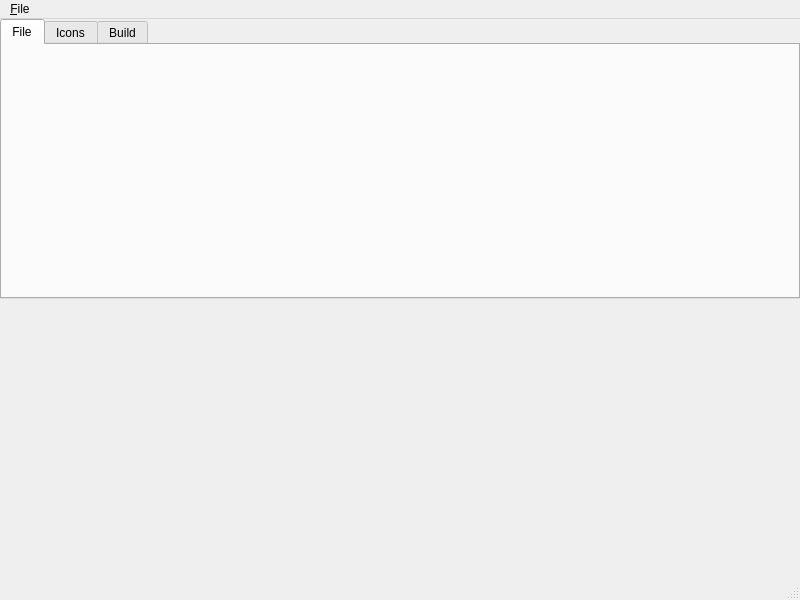
Above: src/MainWindow.ui from nedrysoft/dmgee before the change. Below: the same form after it.
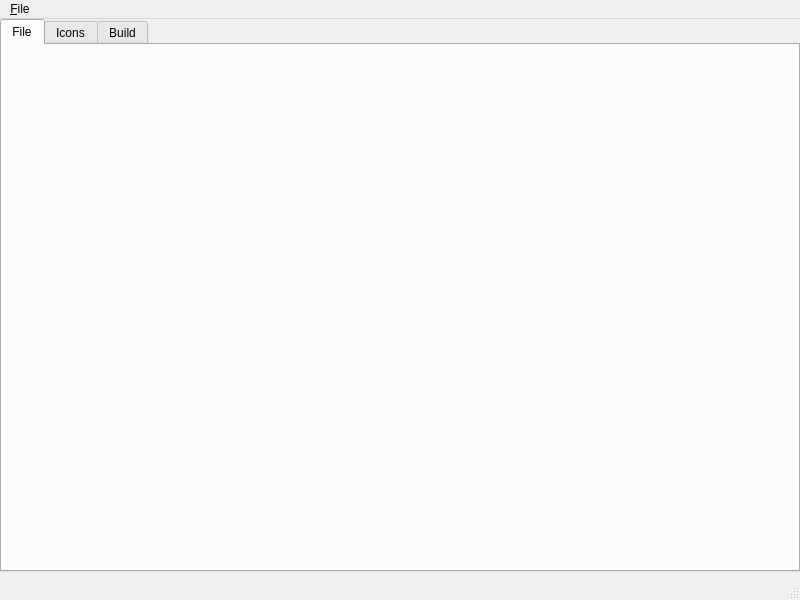
That is the form after the change. Custom widgets are drawn as their Qt base class.

Commit message: wip: added preview widget

Patch:
```diff
--- a/src/MainWindow.ui
+++ b/src/MainWindow.ui
@@ -47,17 +47,7 @@
      </widget>
     </item>
     <item>
-     <spacer name="verticalSpacer">
-      <property name="orientation">
-       <enum>Qt::Vertical</enum>
-      </property>
-      <property name="sizeHint" stdset="0">
-       <size>
-        <width>20</width>
-        <height>40</height>
-       </size>
-      </property>
-     </spacer>
+     <widget class="Nedrysoft::PreviewWidget" name="previewWidget" native="true"/>
     </item>
    </layout>
   </widget>
@@ -98,6 +88,12 @@
    <header>Ribbon/RibbonWidget.h</header>
    <container>1</container>
   </customwidget>
+  <customwidget>
+   <class>Nedrysoft::PreviewWidget</class>
+   <extends>QWidget</extends>
+   <header>PreviewWidget.h</header>
+   <container>1</container>
+  </customwidget>
  </customwidgets>
  <resources/>
  <connections/>
```
The commit also changes 6 other files.
